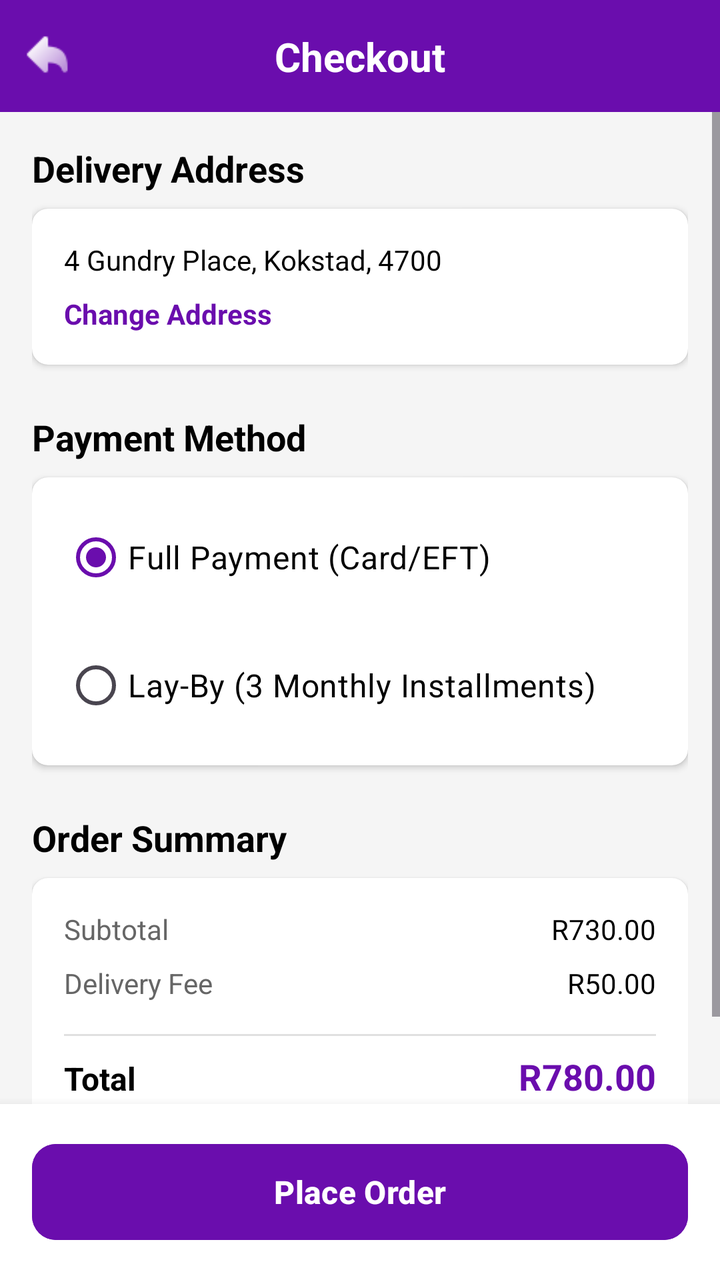
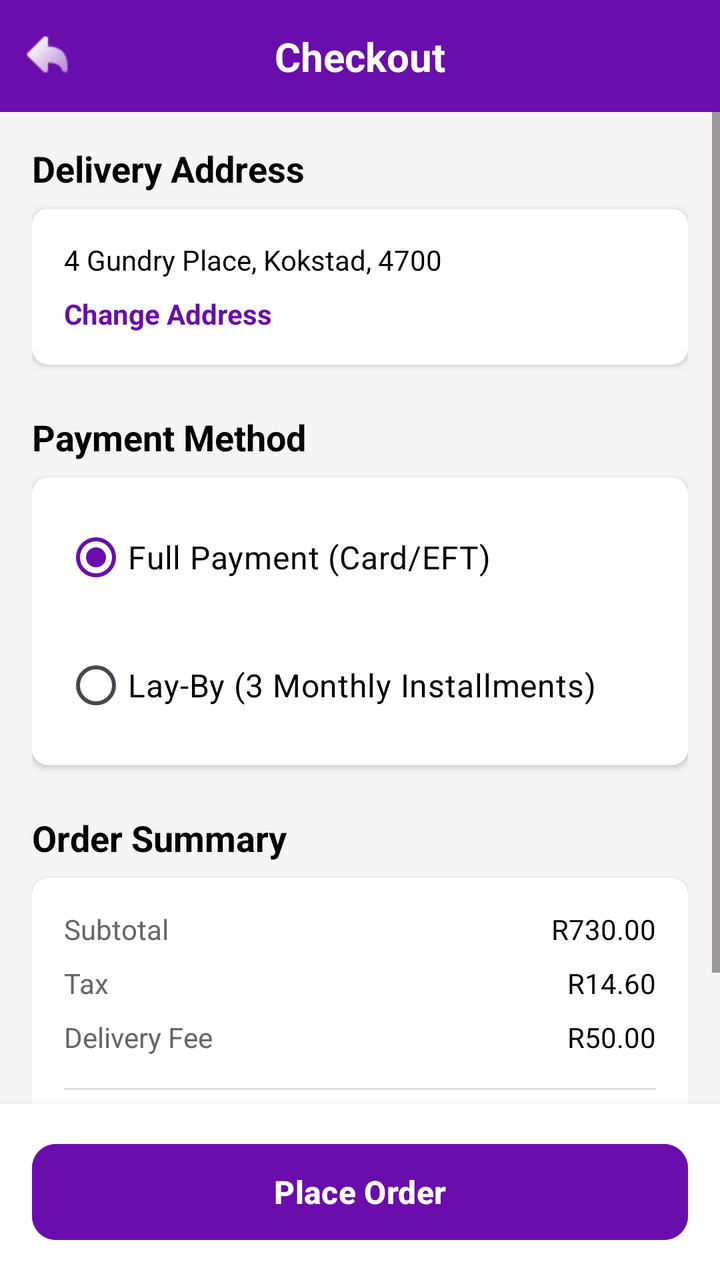

The first picture is an Android layout as it rendered before a commit; the second is the same layout after the commit. The layout source and the unified diff follow.
<!-- AndroidManifest.xml: application theme Theme.ECommerceApp -->
<!-- res/layout/activity_checkout.xml -->
<?xml version="1.0" encoding="utf-8"?>
<androidx.constraintlayout.widget.ConstraintLayout
    xmlns:android="http://schemas.android.com/apk/res/android"
    xmlns:app="http://schemas.android.com/apk/res-auto"
    xmlns:tools="http://schemas.android.com/tools"
    android:layout_width="match_parent"
    android:layout_height="match_parent"
    android:background="#F5F5F5"
    tools:context=".Checkout">


    <androidx.constraintlayout.widget.ConstraintLayout
        android:id="@+id/topAppBar"
        android:layout_width="match_parent"
        android:layout_height="56dp"
        android:background="@color/purple_primary"
        app:layout_constraintTop_toTopOf="parent">

        <ImageView
            android:id="@+id/btnBack"
            android:layout_width="48dp"
            android:layout_height="48dp"
            android:padding="12dp"
            android:src="@drawable/iconsarrowback"
            app:tint="@color/white"
            app:layout_constraintStart_toStartOf="parent"
            app:layout_constraintTop_toTopOf="parent"
            app:layout_constraintBottom_toBottomOf="parent"
            android:contentDescription="Back" />

        <TextView
            android:layout_width="wrap_content"
            android:layout_height="wrap_content"
            android:text="Checkout"
            android:textColor="@color/white"
            android:textSize="20sp"
            android:textStyle="bold"
            app:layout_constraintStart_toStartOf="parent"
            app:layout_constraintEnd_toEndOf="parent"
            app:layout_constraintTop_toTopOf="parent"
            app:layout_constraintBottom_toBottomOf="parent" />
    </androidx.constraintlayout.widget.ConstraintLayout>


    <ScrollView
        android:layout_width="match_parent"
        android:layout_height="0dp"
        android:paddingBottom="16dp"
        android:clipToPadding="false"
        app:layout_constraintTop_toBottomOf="@id/topAppBar"
        app:layout_constraintBottom_toTopOf="@id/bottomActionContainer">

        <LinearLayout
            android:layout_width="match_parent"
            android:layout_height="wrap_content"
            android:orientation="vertical"
            android:padding="16dp">


            <TextView
                android:layout_width="wrap_content"
                android:layout_height="wrap_content"
                android:text="Delivery Address"
                android:textColor="@color/black"
                android:textSize="18sp"
                android:textStyle="bold"
                android:layout_marginBottom="8dp"/>

            <androidx.cardview.widget.CardView
                android:layout_width="match_parent"
                android:layout_height="wrap_content"
                android:layout_marginBottom="24dp"
                app:cardCornerRadius="8dp"
                app:cardElevation="2dp"
                app:cardBackgroundColor="@color/white">

                <LinearLayout
                    android:layout_width="match_parent"
                    android:layout_height="wrap_content"
                    android:orientation="vertical"
                    android:padding="16dp">

                    <TextView
                        android:id="@+id/tvSelectedAddress"
                        android:layout_width="match_parent"
                        android:layout_height="wrap_content"
                        android:text="4 Gundry Place, Kokstad, 4700"
                        android:textColor="@color/black"
                        android:textSize="14sp" />

                    <TextView
                        android:id="@+id/btnChangeAddress"
                        android:layout_width="wrap_content"
                        android:layout_height="wrap_content"
                        android:layout_marginTop="8dp"
                        android:text="Change Address"
                        android:textColor="@color/purple_primary"
                        android:textStyle="bold"
                        android:textSize="14sp" />
                </LinearLayout>
            </androidx.cardview.widget.CardView>


            <TextView
                android:layout_width="wrap_content"
                android:layout_height="wrap_content"
                android:text="Payment Method"
                android:textColor="@color/black"
                android:textSize="18sp"
                android:textStyle="bold"
                android:layout_marginBottom="8dp"/>

            <androidx.cardview.widget.CardView
                android:layout_width="match_parent"
                android:layout_height="wrap_content"
                android:layout_marginBottom="24dp"
                app:cardCornerRadius="8dp"
                app:cardElevation="2dp"
                app:cardBackgroundColor="@color/white">

                <RadioGroup
                    android:id="@+id/radioGroupPayment"
                    android:layout_width="match_parent"
                    android:layout_height="wrap_content"
                    android:padding="16dp"
                    android:orientation="vertical">


                    <RadioButton
                        android:id="@+id/radioFullPayment"
                        android:layout_width="match_parent"
                        android:layout_height="wrap_content"
                        android:text="Full Payment (Card/EFT)"
                        android:textColor="@color/black"
                        android:textSize="16sp"
                        android:buttonTint="@color/purple_primary"
                        android:checked="true"
                        android:layout_marginBottom="16dp"/>


                    <RadioButton
                        android:id="@+id/radioLayBy"
                        android:layout_width="match_parent"
                        android:layout_height="wrap_content"
                        android:text="Lay-By (3 Monthly Installments)"
                        android:textColor="@color/black"
                        android:textSize="16sp"
                        android:buttonTint="@color/purple_primary" />


                    <LinearLayout
                        android:id="@+id/llLayByDetails"
                        android:layout_width="match_parent"
                        android:layout_height="wrap_content"
                        android:layout_marginTop="12dp"
                        android:background="#F0E6FF"
                        android:orientation="vertical"
                        android:padding="12dp"
                        android:visibility="gone"
                        tools:visibility="visible">

                        <TextView
                            android:layout_width="wrap_content"
                            android:layout_height="wrap_content"
                            android:text="Lay-By Schedule:"
                            android:textColor="@color/purple_primary"
                            android:textStyle="bold"
                            android:textSize="14sp" />

                        <TextView
                            android:layout_width="wrap_content"
                            android:layout_height="wrap_content"
                            android:layout_marginTop="4dp"
                            android:text="• Today: R243.33\n• Next Month: R243.33\n• Month 3: R243.33"
                            android:textColor="@color/black"
                            android:textSize="14sp" />

                        <TextView
                            android:layout_width="wrap_content"
                            android:layout_height="wrap_content"
                            android:layout_marginTop="8dp"
                            android:text="Total: R730.00"
                            android:textColor="@color/black"
                            android:textStyle="bold"
                            android:textSize="14sp" />
                    </LinearLayout>
                </RadioGroup>
            </androidx.cardview.widget.CardView>


            <TextView
                android:layout_width="wrap_content"
                android:layout_height="wrap_content"
                android:text="Order Summary"
                android:textColor="@color/black"
                android:textSize="18sp"
                android:textStyle="bold"
                android:layout_marginBottom="8dp"/>

            <androidx.cardview.widget.CardView
                android:layout_width="match_parent"
                android:layout_height="wrap_content"
                app:cardCornerRadius="8dp"
                app:cardElevation="2dp"
                app:cardBackgroundColor="@color/white">

                <LinearLayout
                    android:layout_width="match_parent"
                    android:layout_height="wrap_content"
                    android:orientation="vertical"
                    android:padding="16dp">

                    <LinearLayout
                        android:layout_width="match_parent"
                        android:layout_height="wrap_content"
                        android:orientation="horizontal"
                        android:layout_marginBottom="8dp">
                        <TextView
                            android:layout_width="0dp"
                            android:layout_height="wrap_content"
                            android:layout_weight="1"
                            android:text="Subtotal"
                            android:textColor="#666666" />
                        <TextView
                            android:id="@+id/tvSubtotal"
                            android:layout_width="wrap_content"
                            android:layout_height="wrap_content"
                            android:text="R730.00"
                            android:textColor="@color/black" />
                    </LinearLayout>

                    <LinearLayout
                        android:layout_width="match_parent"
                        android:layout_height="wrap_content"
                        android:orientation="horizontal"
                        android:layout_marginBottom="8dp">
                        <TextView
                            android:layout_width="0dp"
                            android:layout_height="wrap_content"
                            android:layout_weight="1"
                            android:text="Delivery Fee"
                            android:textColor="#666666" />
                        <TextView
                            android:id="@+id/tvDeliveryFee"
                            android:layout_width="wrap_content"
                            android:layout_height="wrap_content"
                            android:text="R50.00"
                            android:textColor="@color/black" />
                    </LinearLayout>

                    <View
                        android:layout_width="match_parent"
                        android:layout_height="1dp"
                        android:background="#E0E0E0"
                        android:layout_marginTop="8dp"
                        android:layout_marginBottom="8dp"/>

                    <LinearLayout
                        android:layout_width="match_parent"
                        android:layout_height="wrap_content"
                        android:orientation="horizontal">
                        <TextView
                            android:layout_width="0dp"
                            android:layout_height="wrap_content"
                            android:layout_weight="1"
                            android:text="Total"
                            android:textColor="@color/black"
                            android:textStyle="bold"
                            android:textSize="16sp" />
                        <TextView
                            android:id="@+id/tvTotal"
                            android:layout_width="wrap_content"
                            android:layout_height="wrap_content"
                            android:text="R780.00"
                            android:textColor="@color/purple_primary"
                            android:textStyle="bold"
                            android:textSize="18sp" />
                    </LinearLayout>

                </LinearLayout>
            </androidx.cardview.widget.CardView>
        </LinearLayout>
    </ScrollView>


    <LinearLayout
        android:id="@+id/bottomActionContainer"
        android:layout_width="match_parent"
        android:layout_height="wrap_content"
        android:background="@color/white"
        android:orientation="vertical"
        android:padding="16dp"
        android:elevation="8dp"
        app:layout_constraintBottom_toBottomOf="parent">

        <com.google.android.material.button.MaterialButton
            android:id="@+id/btnPlaceOrder"
            android:layout_width="match_parent"
            android:layout_height="56dp"
            android:backgroundTint="@color/purple_primary"
            android:text="Place Order"
            android:textColor="@color/white"
            android:textSize="16sp"
            android:textStyle="bold"
            app:cornerRadius="12dp" />

    </LinearLayout>

</androidx.constraintlayout.widget.ConstraintLayout>
<!-- resources referenced by this layout -->
<resources>
  <color name="black">#000000</color>
  <color name="purple_primary">#6A0DAD</color>
  <color name="white">#FFFFFF</color>
  <!-- drawable iconsarrowback: png bitmap (drawable, 749 bytes) -->
  <style name="Theme.ECommerceApp" parent="Base.Theme.ECommerceApp" />
  <style name="Base.Theme.ECommerceApp" parent="Theme.Material3.DayNight.NoActionBar">
          <item name="colorPrimary">@color/royal_purple</item>
          <item name="colorPrimaryVariant">@color/purple_dark</item>
          <item name="colorOnPrimary">@color/white</item>
  
  
          <item name="colorSecondary">@color/purple_light</item>
          <item name="colorSecondaryVariant">@color/purple_accent</item>
          <item name="colorOnSecondary">@color/white</item>
  
  
          <item name="android:statusBarColor">@color/royal_purple</item>
          <item name="android:windowLightStatusBar">false</item>
  
  
          <item name="android:windowBackground">@color/background_light</item>
      </style>
  <color name="royal_purple">#6A0DAD</color>
  <color name="purple_dark">#4B0082</color>
  <color name="purple_light">#9B59B6</color>
  <color name="purple_accent">#BB6BD9</color>
  <color name="background_light">#FAFAFA</color>
</resources>

<!-- the commit's change to res/layout/activity_checkout.xml (unified diff, before → after) -->
@@ -5,6 +5,7 @@
     xmlns:tools="http://schemas.android.com/tools"
     android:layout_width="match_parent"
     android:layout_height="match_parent"
+    android:id="@+id/main"
     android:background="#F5F5F5"
     tools:context=".Checkout">
 
@@ -238,6 +239,25 @@
                             android:layout_width="0dp"
                             android:layout_height="wrap_content"
                             android:layout_weight="1"
+                            android:text="Tax"
+                            android:textColor="#666666" />
+                        <TextView
+                            android:id="@+id/tvTax"
+                            android:layout_width="wrap_content"
+                            android:layout_height="wrap_content"
+                            android:text="R14.60"
+                            android:textColor="@color/black" />
+                    </LinearLayout>
+
+                    <LinearLayout
+                        android:layout_width="match_parent"
+                        android:layout_height="wrap_content"
+                        android:orientation="horizontal"
+                        android:layout_marginBottom="8dp">
+                        <TextView
+                            android:layout_width="0dp"
+                            android:layout_height="wrap_content"
+                            android:layout_weight="1"
                             android:text="Delivery Fee"
                             android:textColor="#666666" />
                         <TextView
